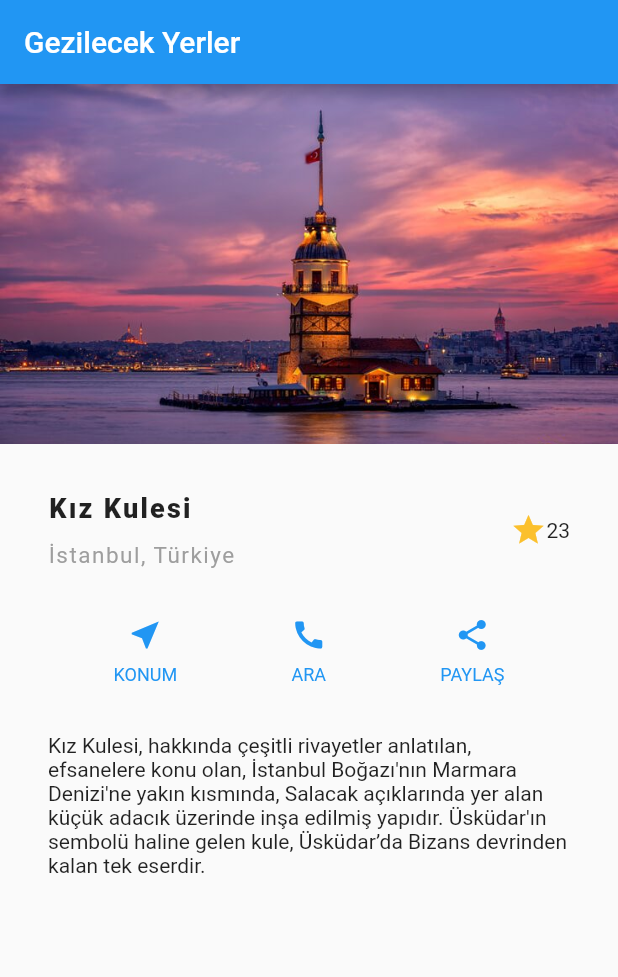
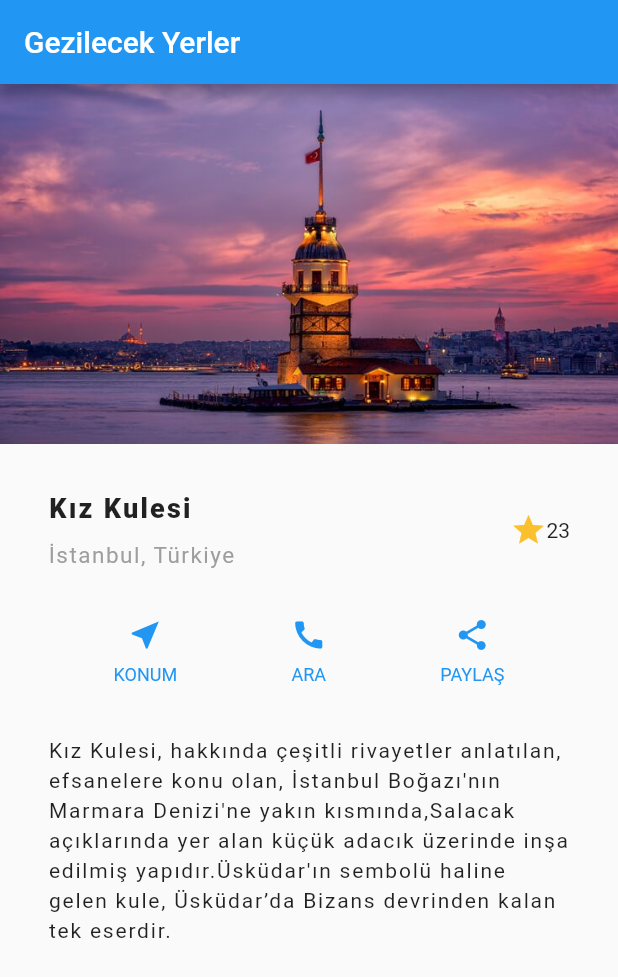
Before and after one commit to ahmetakyapi/Flutter-Place-Promotion-Card, a Flutter app: the screen it shows after launch, on a phone screen of 412 x 824 dp. Shown: the top 977 px of the screen. Run offline on Flutter 3.47's test engine with Material 2 defaults, Android fonts, the phone set to English and light mode, and no system bars.

Commit message:
Complete the project.

```diff
--- a/lib/main.dart
+++ b/lib/main.dart
@@ -63,9 +63,16 @@
 
     Widget textSection = const Padding(
       padding: EdgeInsets.all(32),
-      child: Text(
-        "Kız Kulesi, hakkında çeşitli rivayetler anlatılan, efsanelere konu olan, İstanbul Boğazı'nın Marmara Denizi'ne yakın kısmında, Salacak açıklarında yer alan küçük adacık üzerinde inşa edilmiş yapıdır. Üsküdar'ın sembolü haline gelen kule, Üsküdar’da Bizans devrinden kalan tek eserdir."
-      ),
+      child: const Text(
+                    "Kız Kulesi, hakkında çeşitli rivayetler anlatılan, efsanelere konu olan, İstanbul Boğazı'nın "
+                    "Marmara Denizi'ne yakın kısmında,"
+                    "Salacak açıklarında yer alan küçük adacık üzerinde inşa edilmiş yapıdır."
+                    "Üsküdar'ın sembolü haline gelen kule, Üsküdar’da Bizans devrinden kalan tek eserdir.",
+                    style: TextStyle(
+                        fontSize: 14,
+                        height: 1.4,
+                        letterSpacing: 1.2),
+                  ),
     );
 
     return MaterialApp(
```
